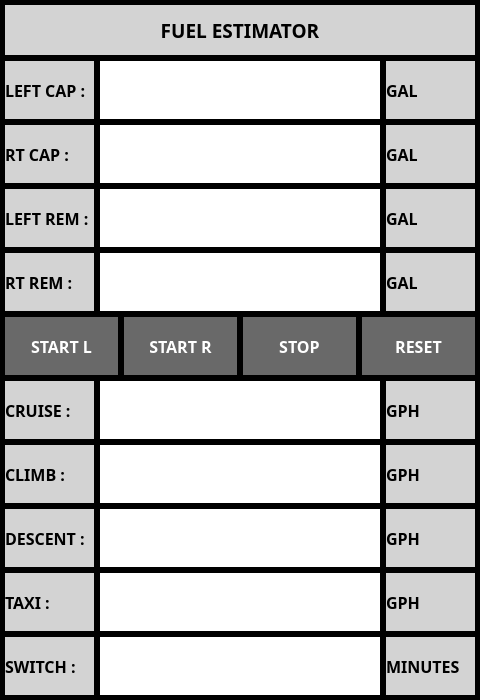
The window that ui/FuelTanksDialog.ui (UnexplodedMinds/Stratofier) describes before a commit, drawn with Qt 5.
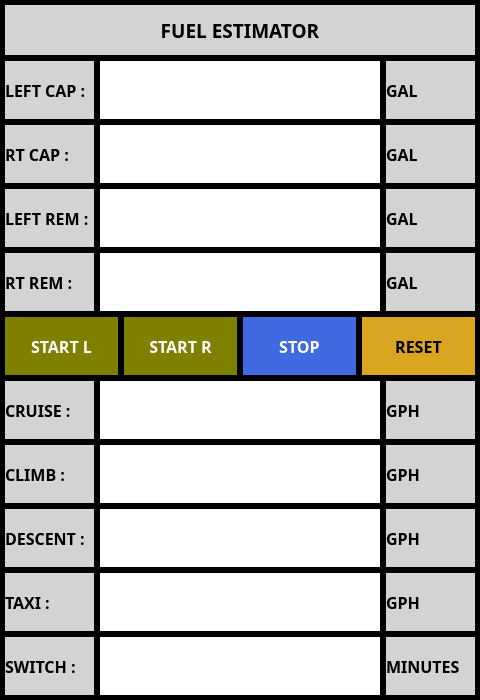
The same window after the commit. Custom widgets are drawn as their Qt base class.

Commit message: Colorize some of the buttons and add initial bluetooth discovery support.  This DOES NOT work on Windows.

Diff of the .ui file:
```diff
--- a/ui/FuelTanksDialog.ui
+++ b/ui/FuelTanksDialog.ui
@@ -173,6 +173,21 @@
          <bold>true</bold>
         </font>
        </property>
+       <property name="styleSheet">
+        <string notr="true">QPushButton
+{
+	border: none;
+	background-color: Olive;
+	color: white;
+}
+QPushButton::pressed
+{
+	border: none;
+	background-color: OliveDrab;
+	color: black;
+}
+</string>
+       </property>
        <property name="text">
         <string>START L</string>
        </property>
@@ -200,6 +215,21 @@
          <bold>true</bold>
         </font>
        </property>
+       <property name="styleSheet">
+        <string notr="true">QPushButton
+{
+	border: none;
+	background-color: Olive;
+	color: white;
+}
+QPushButton::pressed
+{
+	border: none;
+	background-color: OliveDrab;
+	color: black;
+}
+</string>
+       </property>
        <property name="text">
         <string>START R</string>
        </property>
@@ -227,6 +257,21 @@
          <bold>true</bold>
         </font>
        </property>
+       <property name="styleSheet">
+        <string notr="true">QPushButton
+{
+	border: none;
+	background-color: RoyalBlue;
+	color: white;
+}
+QPushButton::pressed
+{
+	border: none;
+	background-color: CornflowerBlue;
+	color: black;
+}
+</string>
+       </property>
        <property name="text">
         <string>STOP</string>
        </property>
@@ -254,6 +299,21 @@
          <bold>true</bold>
         </font>
        </property>
+       <property name="styleSheet">
+        <string notr="true">QPushButton
+{
+	border: none;
+	background-color: Goldenrod;
+	color: black;
+}
+QPushButton::pressed
+{
+	border: none;
+	background-color: Gold;
+	color: black;
+}
+</string>
+       </property>
        <property name="text">
         <string>RESET</string>
        </property>
```
The commit also changes 21 other files.
